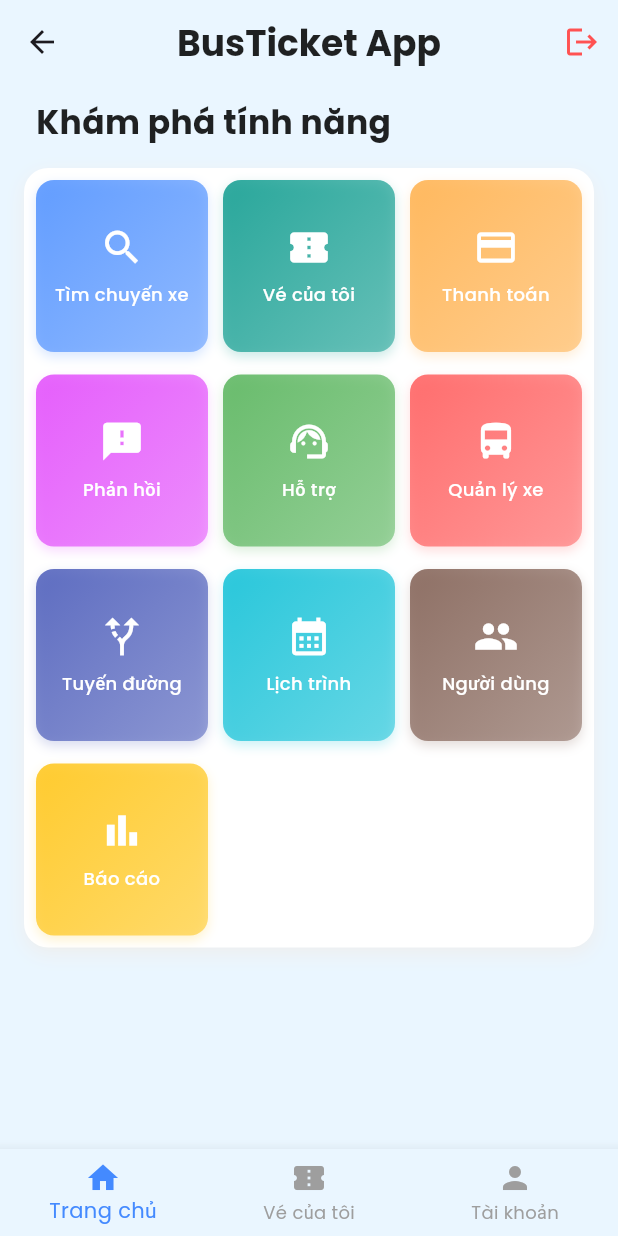
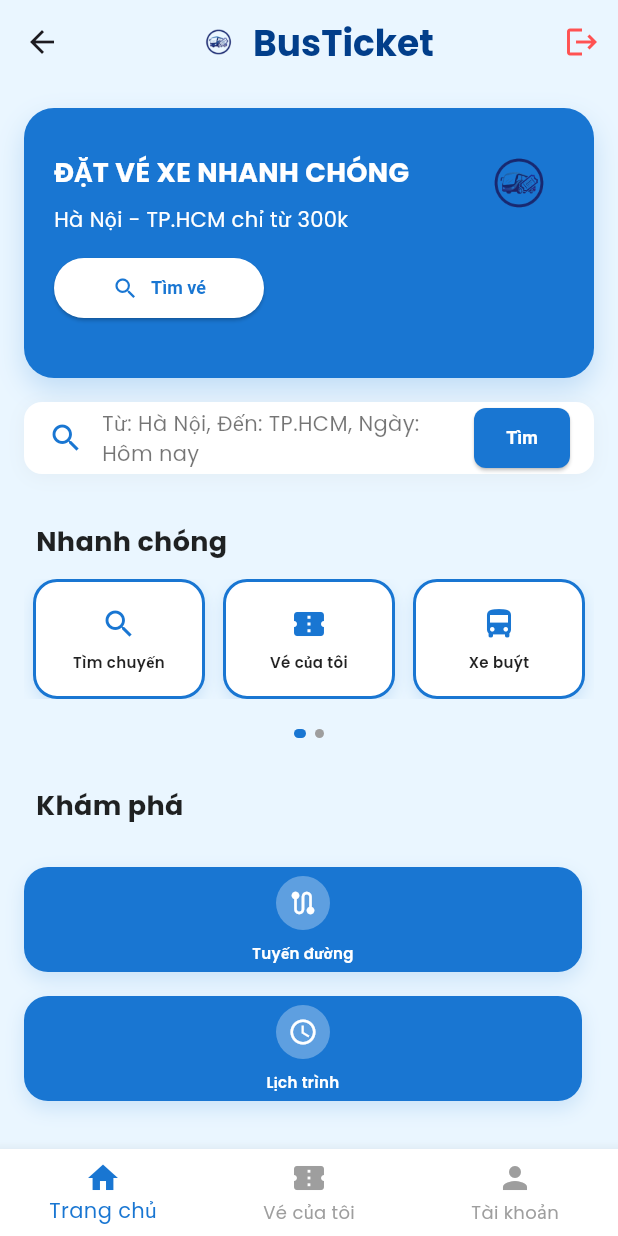
Before and after one commit to nhittt29/busticket-app, a Flutter app: the HomeScreen screen opened by its route, on a phone screen of 412 x 824 dp. Run offline on Flutter 3.47's test engine with Material 3 defaults, Android fonts, the phone set to English and light mode, and no system bars; our stand-ins replace equatable, firebase_core, flutter_bloc, flutter_cache_manager, google_fonts, image_picker and 2 more; accounts and stored records are empty.

Commit message:
feat(home): modern carousel layout + muted blue theme + perfect spacing

```diff
--- a/frontend/lib/screens/home_screen.dart
+++ b/frontend/lib/screens/home_screen.dart
@@ -12,49 +12,46 @@ class HomeScreen extends StatefulWidget {
 }
 
 class _HomeScreenState extends State<HomeScreen> {
-  int _selectedIndex = 0; // Chỉ số của tab được chọn trong bottom navigation
+  int _selectedIndex = 0;
+  final PageController _pageController = PageController();
+  int _currentPage = 0;
 
   @override
   void initState() {
     super.initState();
-
-    // ✅ Đảm bảo gọi sau khi widget đã build xong
     WidgetsBinding.instance.addPostFrameCallback((_) {
       context.read<HomeBloc>().add(LoadUserEvent());
     });
   }
 
+  @override
+  void dispose() {
+    _pageController.dispose();
+    super.dispose();
+  }
+
   void _onItemTapped(int index) {
-    setState(() {
-      _selectedIndex = index;
-    });
+    setState(() => _selectedIndex = index);
     switch (index) {
-      case 0:
-        // Trang chủ
-        break;
-      case 1:
-        Navigator.pushNamed(context, '/my-tickets');
-        break;
-      case 2:
-        Navigator.pushNamed(context, '/profile');
-        break;
+      case 0: break;
+      case 1: Navigator.pushNamed(context, '/my-tickets'); break;
+      case 2: Navigator.pushNamed(context, '/profile'); break;
     }
   }
 
   @override
   Widget build(BuildContext context) {
-    final List<Map<String, dynamic>> features = [
-      {"icon": Icons.search, "label": "Tìm chuyến xe", "color": Colors.blueAccent, "route": "/search-trips"},
-      {"icon": Icons.confirmation_number, "label": "Vé của tôi", "color": Colors.teal, "route": "/my-tickets"},
-      {"icon": Icons.payment, "label": "Thanh toán", "color": Colors.orangeAccent, "route": "/payment"},
-      {"icon": Icons.feedback, "label": "Phản hồi", "color": Colors.purpleAccent, "route": "/feedback"},
-      {"icon": Icons.support_agent, "label": "Hỗ trợ", "color": Colors.green, "route": "/support"},
-      {"icon": Icons.directions_bus, "label": "Quản lý xe", "color": Colors.redAccent, "route": "/buses"},
-      {"icon": Icons.alt_route, "label": "Tuyến đường", "color": Colors.indigo, "route": "/routes"},
-      {"icon": Icons.calendar_month, "label": "Lịch trình", "color": Colors.cyan, "route": "/schedules"},
-      {"icon": Icons.people, "label": "Người dùng", "color": Colors.brown, "route": "/users"},
-      {"icon": Icons.bar_chart, "label": "Báo cáo", "color": Colors.amber, "route": "/reports"},
+    final List<Map<String, dynamic>> busFeatures = [
+      {"icon": Icons.search, "label": "Tìm chuyến", "route": "/search-trips"},
+      {"icon": Icons.confirmation_number, "label": "Vé của tôi", "route": "/my-tickets"},
+      {"icon": Icons.directions_bus, "label": "Xe buýt", "route": "/buses"},
+      {"icon": Icons.route, "label": "Tuyến đường", "route": "/routes"},
+      {"icon": Icons.schedule, "label": "Lịch trình", "route": "/schedules"},
+      {"icon": Icons.payment, "label": "Thanh toán", "route": "/payment"},
     ];
+
+    // ✅ MÀU XANH ĐẬM HƠN: 0xFF1976D2 (Muted Blue)
+    const Color mutedBlue = Color(0xFF1976D2);
 
     return Scaffold(
       backgroundColor: const Color(0xFFEAF6FF),
@@ -62,17 +59,16 @@ class _HomeScreenState extends State<HomeScreen> {
         backgroundColor: const Color(0xFFEAF6FF),
         elevation: 0,
         centerTitle: true,
-        title: const Text(
-          "BusTicket App",
-          style: TextStyle(
-            color: Colors.black87,
-            fontWeight: FontWeight.bold,
-            fontSize: 24,
-          ),
+        title: Row(
+          mainAxisAlignment: MainAxisAlignment.center,
+          children: [
+            Image.asset('assets/images/bus_logo.png', height: 30),
+            const SizedBox(width: 8),
+            const Text("BusTicket", style: TextStyle(color: Color(0xFF023E8A), fontWeight: FontWeight.bold, fontSize: 24)),
+          ],
         ),
         actions: [
-          IconButton(
-            icon: const Icon(Icons.logout, color: Colors.redAccent),
+          IconButton(icon: const Icon(Icons.logout, color: Colors.redAccent),
             onPressed: () {
               context.read<HomeBloc>().add(LogoutEvent());
               Navigator.pushNamedAndRemoveUntil(context, '/login', (route) => false);
@@ -82,125 +78,207 @@ class _HomeScreenState extends State<HomeScreen> {
       ),
       body: BlocBuilder<HomeBloc, HomeState>(
         builder: (context, state) {
-          if (state.loading) {
-            return const Center(child: CircularProgressIndicator());
-          }
+          if (state.loading) return const Center(child: CircularProgressIndicator());
 
           return Column(
             children: [
+              // HERO BANNER - SOLID MUTED BLUE
+              Container(
+                width: double.infinity,
+                height: 180,
+                margin: const EdgeInsets.all(16),
+                decoration: BoxDecoration(
+                  color: mutedBlue,
+                  borderRadius: BorderRadius.circular(20),
+                  boxShadow: [BoxShadow(color: mutedBlue.withOpacity(0.2), blurRadius: 15, offset: const Offset(0, 8))],
+                ),
+                child: Stack(
+                  children: [
+                    Positioned(top: 20, right: 20, child: Image.asset('assets/images/bus_logo.png', height: 60)),
+                    Positioned(
+                      left: 20,
+                      top: 30,
+                      child: Column(crossAxisAlignment: CrossAxisAlignment.start, children: [
+                        const Text('ĐẶT VÉ XE NHANH CHÓNG', style: TextStyle(color: Colors.white, fontSize: 18, fontWeight: FontWeight.bold)),
+                        const SizedBox(height: 8),
+                        const Text('Hà Nội - TP.HCM chỉ từ 300k', style: TextStyle(color: Colors.white, fontSize: 14)),
+                        const SizedBox(height: 12),
+                        SizedBox(
+                          width: 140,
+                          child: ElevatedButton.icon(
+                            onPressed: () => Navigator.pushNamed(context, '/search-trips'),
+                            icon: Icon(Icons.search, size: 18, color: mutedBlue),
+                            label: Text('Tìm vé', style: TextStyle(fontSize: 12, color: mutedBlue)),
+                            style: ElevatedButton.styleFrom(
+                              backgroundColor: Colors.white,
+                              padding: const EdgeInsets.symmetric(vertical: 8),
+                              shape: RoundedRectangleBorder(borderRadius: BorderRadius.circular(20)),
+                            ),
+                          ),
+                        ),
+                      ]),
+                    ),
+                  ],
+                ),
+              ),
+
+              // SEARCH BAR
+              Container(
+                margin: const EdgeInsets.symmetric(horizontal: 16),
+                padding: const EdgeInsets.symmetric(horizontal: 16),
+                decoration: BoxDecoration(color: Colors.white, borderRadius: BorderRadius.circular(12), boxShadow: [
+                  BoxShadow(color: Colors.grey.withOpacity(0.1), blurRadius: 10, offset: const Offset(0, 2)),
+                ]),
+                child: Row(children: [
+                  Icon(Icons.search, color: mutedBlue),
+                  const SizedBox(width: 12),
+                  const Expanded(child: Text('Từ: Hà Nội, Đến: TP.HCM, Ngày: Hôm nay', style: TextStyle(color: Colors.black54, fontSize: 14))),
+                  ElevatedButton(
+                    onPressed: () => Navigator.pushNamed(context, '/search-trips'),
+                    style: ElevatedButton.styleFrom(
+                      backgroundColor: mutedBlue,
+                      padding: const EdgeInsets.symmetric(horizontal: 16, vertical: 8),
+                      shape: RoundedRectangleBorder(borderRadius: BorderRadius.circular(8)),
+                    ),
+                    child: const Text('Tìm', style: TextStyle(color: Colors.white, fontSize: 12)),
+                  ),
+                ]),
+              ),
+
+              const SizedBox(height: 20), // ✅ GIẢM: 32→20px (TẬN DỤNG KHOẢNG TRỐNG)
+
+              // HORIZONTAL CAROUSEL
               Expanded(
                 child: SingleChildScrollView(
-                  padding: const EdgeInsets.symmetric(horizontal: 16, vertical: 10),
+                  padding: const EdgeInsets.symmetric(horizontal: 16),
                   child: Column(
                     crossAxisAlignment: CrossAxisAlignment.start,
                     children: [
+                      // 1. HORIZONTAL CAROUSEL
                       const Padding(
-                        padding: EdgeInsets.symmetric(horizontal: 8),
-                        child: Text(
-                          "Khám phá tính năng",
-                          style: TextStyle(
-                            fontSize: 22,
-                            fontWeight: FontWeight.bold,
-                            color: Colors.black87,
+                        padding: EdgeInsets.symmetric(horizontal: 8, vertical: 12),
+                        child: Text("Nhanh chóng", style: TextStyle(fontSize: 18, fontWeight: FontWeight.bold, color: Colors.black87)),
                       ),
-                        ),
-                      ),
-                      const SizedBox(height: 15),
-                      Container(
-                        padding: const EdgeInsets.all(8),
+                      SizedBox(
+                        height: 80,
+                        child: PageView.builder(
+                          controller: _pageController,
+                          onPageChanged: (index) => setState(() => _currentPage = index),
+                          itemCount: (busFeatures.length / 3).ceil(),
+                          itemBuilder: (context, pageIndex) {
+                            final start = pageIndex * 3;
+                            final end = (start + 3 < busFeatures.length) ? start + 3 : busFeatures.length;
+                            return Row(
+                              children: List.generate(end - start, (i) {
+                                final item = busFeatures[start + i];
+                                return Expanded(
+                                  child: GestureDetector(
+                                    onTap: () => Navigator.pushNamed(context, item['route']),
+                                    child: Container(
+                                      margin: const EdgeInsets.symmetric(horizontal: 6),
                                       decoration: BoxDecoration(
                                         color: Colors.white,
                                         borderRadius: BorderRadius.circular(16),
-                          boxShadow: [
-                            BoxShadow(
-                              color: Colors.grey.shade200,
-                              blurRadius: 10,
-                              offset: const Offset(0, 4),
-                            ),
-                          ],
-                        ),
-                        child: GridView.builder(
-                          itemCount: features.length,
-                          shrinkWrap: true,
-                          physics: const NeverScrollableScrollPhysics(),
-                          gridDelegate: const SliverGridDelegateWithFixedCrossAxisCount(
-                            crossAxisCount: 3,
-                            mainAxisSpacing: 15,
-                            crossAxisSpacing: 10,
-                            childAspectRatio: 1.0,
-                          ),
-                          itemBuilder: (context, index) {
-                            final item = features[index];
-                            return GestureDetector(
-                              onTap: () {
-                                Navigator.pushNamed(context, item['route']);
-                              },
-                              child: AnimatedContainer(
-                                duration: const Duration(milliseconds: 200),
-                                decoration: BoxDecoration(
-                                  gradient: LinearGradient(
-                                    colors: [
-                                      (item['color'] as Color).withValues(alpha: 0.8),
-                                      (item['color'] as Color).withValues(alpha: 0.5),
-                                    ],
-                                    begin: Alignment.topLeft,
-                                    end: Alignment.bottomRight,
-                                  ),
-                                  borderRadius: BorderRadius.circular(12),
-                                  boxShadow: [
-                                    BoxShadow(
-                                      color: (item['color'] as Color).withValues(alpha: 0.2),
-                                      blurRadius: 6,
-                                      offset: const Offset(0, 3),
-                                    ),
-                                  ],
+                                        border: Border.all(color: mutedBlue, width: 2),
+                                        boxShadow: [BoxShadow(color: mutedBlue.withOpacity(0.15), blurRadius: 8, offset: const Offset(0, 4))],
                                       ),
                                       child: Column(
                                         mainAxisAlignment: MainAxisAlignment.center,
                                         children: [
-                                    Icon(item['icon'], color: Colors.white, size: 30),
-                                    const SizedBox(height: 8),
-                                    Text(
-                                      item['label'],
-                                      textAlign: TextAlign.center,
-                                      style: const TextStyle(
-                                        fontSize: 12,
-                                        fontWeight: FontWeight.w500,
-                                        color: Colors.white,
-                                      ),
-                                    ),
+                                          Icon(item['icon'], color: mutedBlue, size: 24),
+                                          const SizedBox(height: 6),
+                                          Text(item['label'], textAlign: TextAlign.center, style: TextStyle(color: Colors.black87, fontSize: 10, fontWeight: FontWeight.w600)),
                                         ],
                                       ),
                                     ),
+                                  ),
+                                );
+                              }),
                             );
                           },
                         ),
                       ),
+
+                      // DOTS INDICATOR
+                      const SizedBox(height: 20),
+                      Padding(
+                        padding: const EdgeInsets.symmetric(horizontal: 16),
+                        child: Row(
+                          mainAxisAlignment: MainAxisAlignment.center,
+                          children: List.generate((busFeatures.length / 3).ceil(), (index) => Container(
+                            margin: const EdgeInsets.symmetric(horizontal: 3),
+                            width: _currentPage == index ? 8 : 6,
+                            height: 6,
+                            decoration: BoxDecoration(
+                              color: _currentPage == index ? mutedBlue : Colors.grey,
+                              borderRadius: BorderRadius.circular(3)
+                            ),
+                          )),
+                        ),
+                      ),
+                      const SizedBox(height: 20),
+
+                      // 2. STACKED ROWS - SOLID MUTED BLUE
+                      const Padding(
+                        padding: EdgeInsets.symmetric(horizontal: 8, vertical: 12),
+                        child: Text("Khám phá", style: TextStyle(fontSize: 18, fontWeight: FontWeight.bold, color: Colors.black87)),
+                      ),
+                      const SizedBox(height: 16),
+                      ...List.generate(2, (rowIndex) {
+                        final start = rowIndex * 1;
+                        final end = (start + 1 < busFeatures.length - 3) ? start + 1 : busFeatures.length - 3;
+                        return Padding(
+                          padding: const EdgeInsets.only(bottom: 16),
+                          child: Row(
+                            children: List.generate(end - start, (i) {
+                              final item = busFeatures[start + i + 3];
+                              return Expanded(
+                                child: GestureDetector(
+                                  onTap: () => Navigator.pushNamed(context, item['route']),
+                                  child: Container(
+                                    height: 70,
+                                    margin: const EdgeInsets.only(right: 8),
+                                    decoration: BoxDecoration(
+                                      color: mutedBlue,
+                                      borderRadius: BorderRadius.circular(16),
+                                      boxShadow: [BoxShadow(color: mutedBlue.withOpacity(0.15), blurRadius: 10, offset: const Offset(0, 5))],
+                                    ),
+                                    child: Column(
+                                      mainAxisAlignment: MainAxisAlignment.center,
+                                      children: [
+                                        Container(
+                                          padding: const EdgeInsets.all(8),
+                                          decoration: BoxDecoration(color: Colors.white.withOpacity(0.3), shape: BoxShape.circle),
+                                          child: Icon(item['icon'], color: Colors.white, size: 20),
+                                        ),
+                                        const SizedBox(height: 8),
+                                        Text(item['label'], textAlign: TextAlign.center, style: const TextStyle(color: Colors.white, fontSize: 10, fontWeight: FontWeight.w600)),
                                       ],
                                     ),
                                   ),
                                 ),
-              // ✅ Đã bỏ phần "Xem chi tiết tài khoản"
+                              );
+                            }),
+                          ),
+                        );
+                      }),
+                    ],
+                  ),
+                ),
+              ),
+
+              // Bottom Navigation
               BottomNavigationBar(
-                backgroundColor: const Color(0xFFEAF6FF),
+                backgroundColor: Colors.white,
                 currentIndex: _selectedIndex,
                 onTap: _onItemTapped,
-                selectedItemColor: Colors.blueAccent,
+                selectedItemColor: mutedBlue,
                 unselectedItemColor: Colors.grey,
-                showUnselectedLabels: true,
+                elevation: 8,
                 items: const [
-                  BottomNavigationBarItem(
-                    icon: Icon(Icons.home),
-                    label: 'Trang chủ',
-                  ),
-                  BottomNavigationBarItem(
-                    icon: Icon(Icons.confirmation_number),
-                    label: 'Vé của tôi',
-                  ),
-                  BottomNavigationBarItem(
-                    icon: Icon(Icons.person),
-                    label: 'Tài khoản',
-                  ),
+                  BottomNavigationBarItem(icon: Icon(Icons.home), label: 'Trang chủ'),
+                  BottomNavigationBarItem(icon: Icon(Icons.confirmation_number), label: 'Vé của tôi'),
+                  BottomNavigationBarItem(icon: Icon(Icons.person), label: 'Tài khoản'),
                 ],
               ),
             ],
```
Also changed, not shown: 3 other files. Lines whose indentation alone changed are shown as unchanged.
